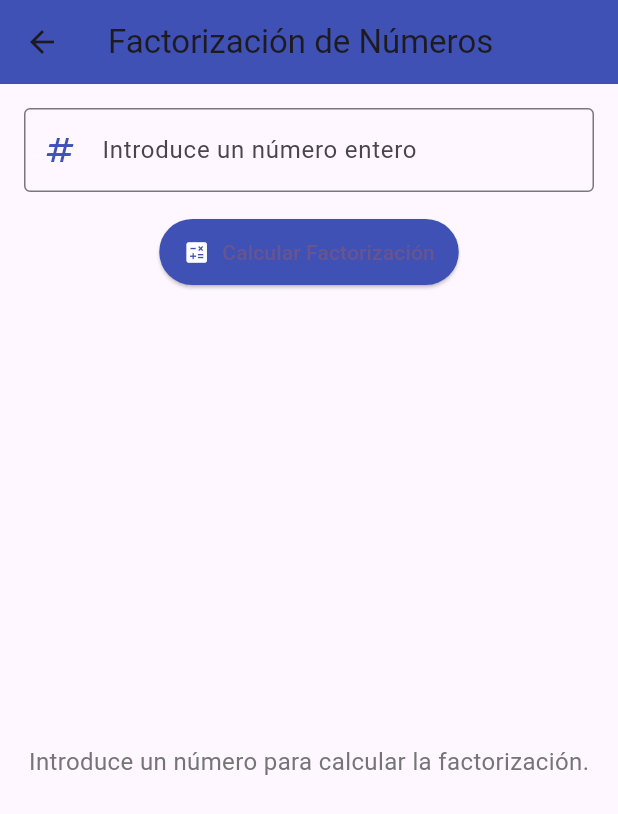
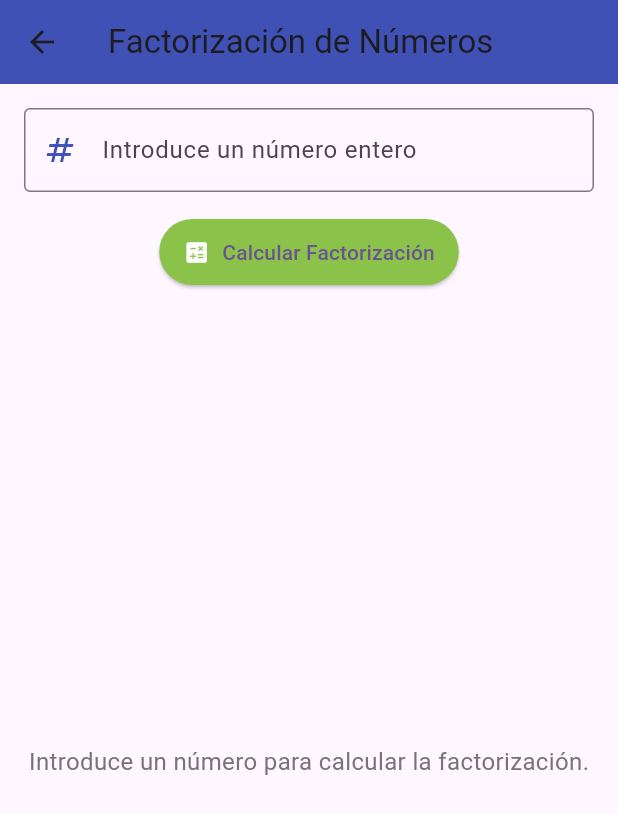
Before and after one commit to pacoquiroga/AppMovil_ControlesBasicos, a Flutter app: the FactorizationPage screen opened directly, on a phone screen of 412 x 824 dp. Shown: the top 814 px of the screen. Run offline on Flutter 3.47's test engine with Material 3 defaults, Android fonts, the phone set to English and light mode, and no system bars.

Commit message:
Cambiar color botón

```diff
--- a/lib/pages/factorization_page.dart
+++ b/lib/pages/factorization_page.dart
@@ -53,7 +53,7 @@ class _FactorizationPageState extends State<FactorizationPage> {
                 icon: Icon(Icons.calculate, color: Colors.white),
                 label: Text("Calcular Factorización"),
                 style: ElevatedButton.styleFrom(
-                  backgroundColor: Colors.indigo,
+                  backgroundColor: Colors.lightGreen,
                   padding: EdgeInsets.symmetric(horizontal: 16, vertical: 12),
                 ),
               ),
```
